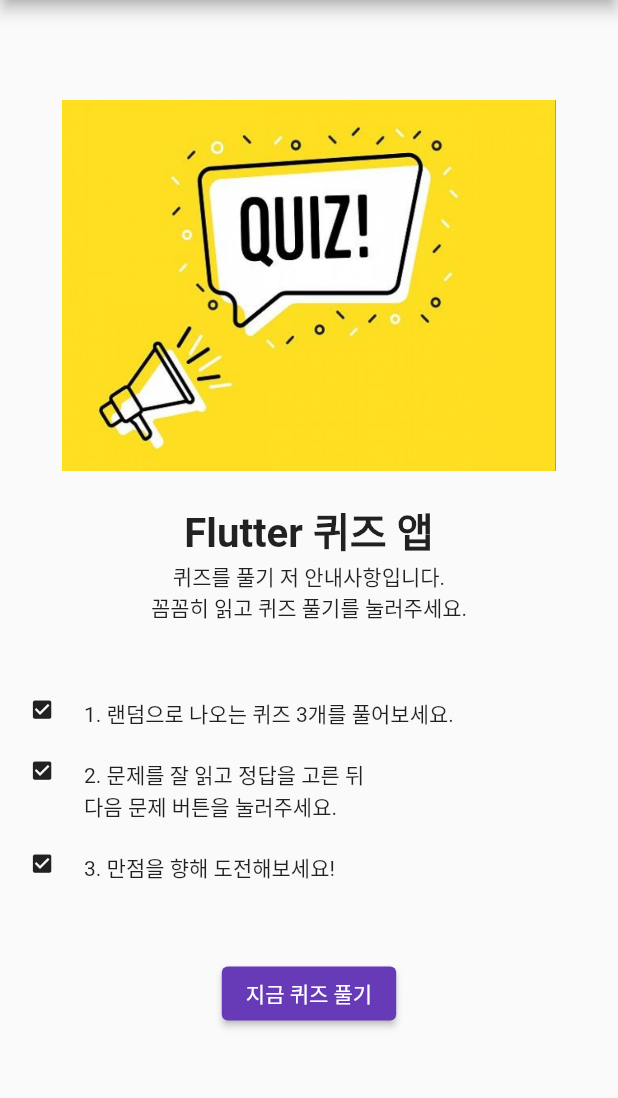
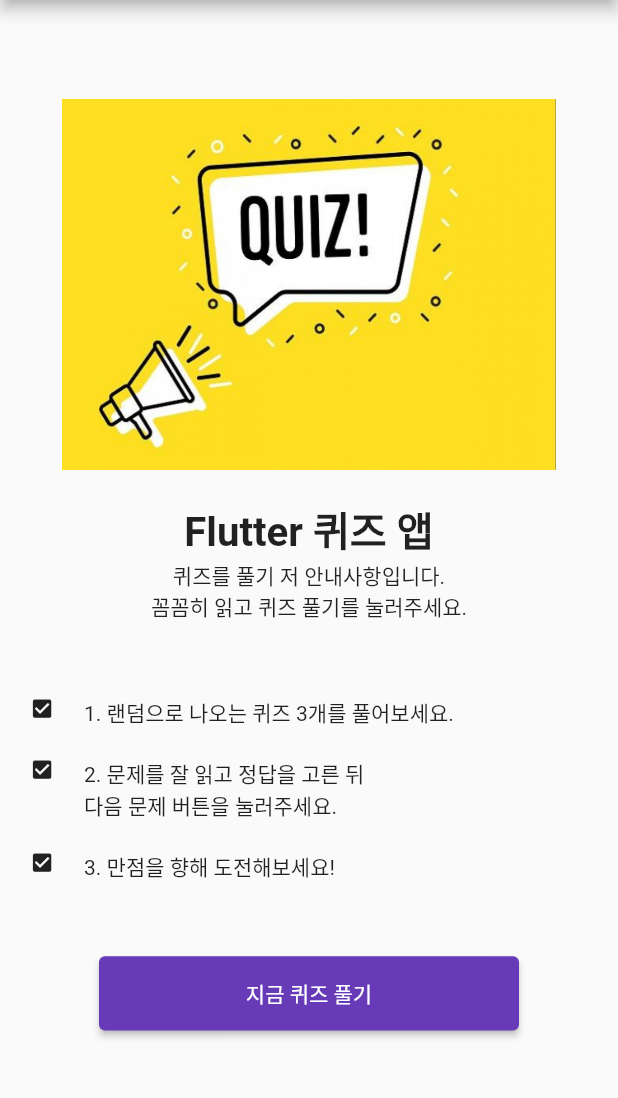
Before and after one commit to powerstrong/flutter_study_quiz_app, a Flutter app: the screen it shows after launch, on a phone screen of 412 x 824 dp, the part 84-1182 px from its top. Run offline on Flutter 3.47's test engine with Material 2 defaults, Android fonts, the light colour scheme and no system bars.

Commit message:
퀴즈풀기 버튼 가로사이즈 조정. https://www.flutterbeads.com/full-width-button-in-flutter/ 참고

```diff
--- a/lib/main.dart
+++ b/lib/main.dart
@@ -11,7 +11,7 @@
   // This widget is the root of your application.
   @override
   Widget build(BuildContext context) {
-    return MaterialApp(
+    return const MaterialApp(
       title: 'My Quiz App',
       home: HomeScreen(),
     );
--- a/lib/screen/screen_home.dart
+++ b/lib/screen/screen_home.dart
@@ -1,4 +1,3 @@
-import 'package:flutter/cupertino.dart';
 import 'package:flutter/material.dart';
 
 class HomeScreen extends StatefulWidget {
@@ -64,6 +63,7 @@
                   ),
                   style: ElevatedButton.styleFrom(
                     primary: Colors.deepPurple,
+                    minimumSize: Size(280, height * 0.06),
                   ),
                   onPressed: () {},
                 ),
```
